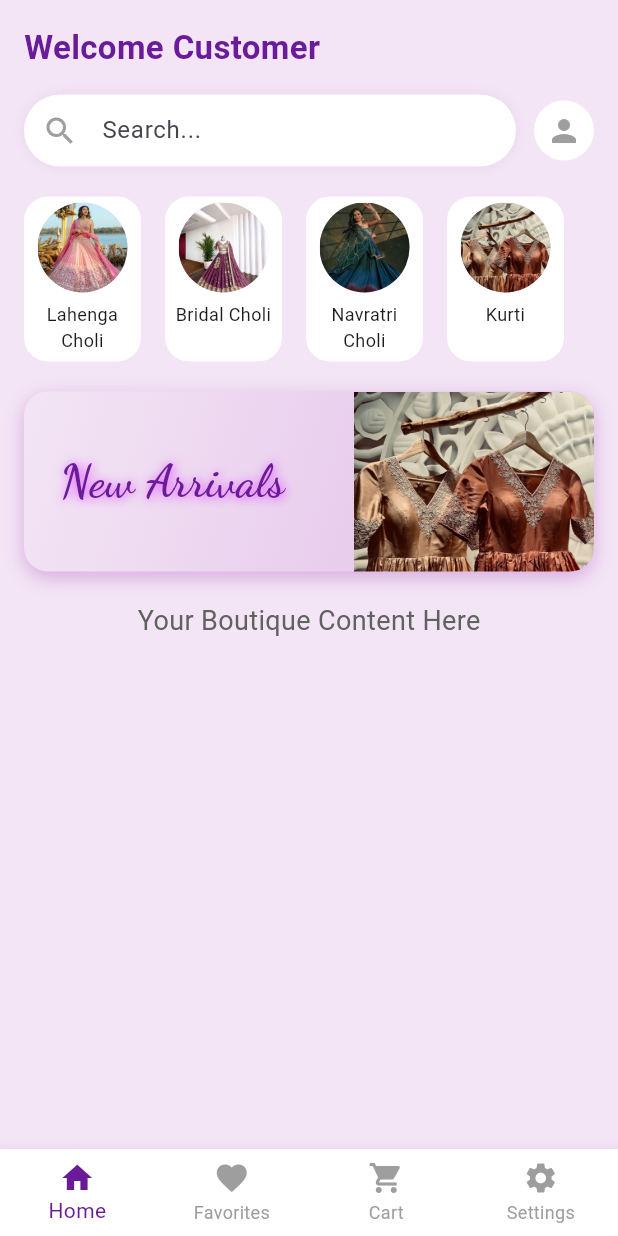
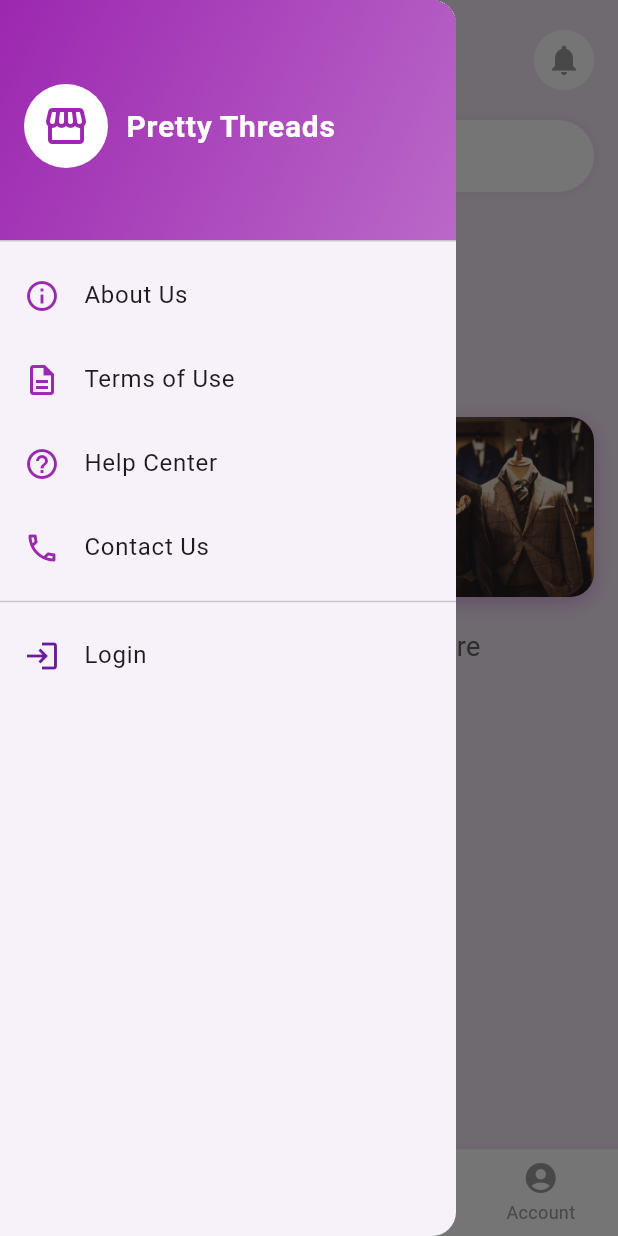
Before and after one commit to VishvaPatel-118/Pretty-Threads, a Flutter app: the HomePage screen opened directly, with the side drawer open (before the commit the screen has no drawer), on a phone screen of 412 x 824 dp. Run offline on Flutter 3.47's test engine with Material 3 defaults, Android fonts, the phone set to English and light mode, and no system bars; our stand-ins replace google_fonts.

Commit message:
menu item

```diff
--- /dev/null
+++ b/lib/pages/terms_of_use_page.dart
@@ -0,0 +1,49 @@
+import 'package:flutter/material.dart';
+
+class TermsOfUsePage extends StatelessWidget {
+  const TermsOfUsePage({super.key});
+
+  @override
+  Widget build(BuildContext context) {
+    return Scaffold(
+      appBar: AppBar(
+        title: const Text("Terms of Use"),
+        backgroundColor: Colors.purple.shade300,
+      ),
+      body: Padding(
+        padding: const EdgeInsets.all(16.0),
+        child: SingleChildScrollView(
+          child: Column(
+            crossAxisAlignment: CrossAxisAlignment.start,
+            children: const [
+              Text(
+                "Terms of Use",
+                style: TextStyle(
+                  fontSize: 22,
+                  fontWeight: FontWeight.bold,
+                  color: Colors.purple,
+                ),
+              ),
+              SizedBox(height: 12),
+              Text(
+                "Welcome to Pretty Threads! By accessing or using our app, you agree to be bound by the following terms and conditions:\n\n"
+
+                    "1. **Personal Use Only** – You agree to use this app for personal, non-commercial purposes only.\n\n"
+                    "2. **Product Information** – All products, images, and descriptions are for reference purposes. We make every effort to ensure accuracy but do not guarantee that descriptions or prices are error-free.\n\n"
+                    "3. **Pricing & Availability** – Prices and availability of items are subject to change without prior notice.\n\n"
+                    "4. **Orders & Payment** – All orders are subject to acceptance. Payment must be completed before dispatch unless opting for Cash on Delivery.\n\n"
+                    "5. **Return & Refund Policy** – Returns are accepted within 7 days of delivery if the product is unused and in its original condition. Refunds will be processed within 5-7 business days.\n\n"
+                    "6. **Account Security** – You are responsible for maintaining the confidentiality of your account credentials.\n\n"
+                    "7. **Prohibited Activities** – Misuse of the platform, fraudulent transactions, or any illegal activity will lead to account suspension or termination.\n\n"
+                    "8. **Changes to Terms** – We reserve the right to modify these terms at any time. Updates will be effective immediately upon posting in the app.\n\n"
+                    "9. **Contact Us** – For any queries related to these terms, reach out via our Help Center or Contact Us page.\n\n"
+                    "By continuing to use Pretty Threads, you acknowledge that you have read, understood, and agreed to these terms.",
+                style: TextStyle(fontSize: 16, height: 1.5),
+              ),
+            ],
+          ),
+        ),
+      ),
+    );
+  }
+}
--- /dev/null
+++ b/lib/user/home/drawer_menu.dart
@@ -0,0 +1,112 @@
+import 'package:flutter/material.dart';
+import 'package:pretty_threads/user/authentication/login_screen.dart';
+import 'package:pretty_threads/pages/about_us_page.dart';
+import 'package:pretty_threads/pages/terms_of_use_page.dart';
+import 'package:pretty_threads/pages/help_center_page.dart';
+import 'package:pretty_threads/pages/contact_us_page.dart';
+
+class DrawerMenu extends StatelessWidget {
+  const DrawerMenu({super.key});
+
+  @override
+  Widget build(BuildContext context) {
+    return Drawer(
+      child: ListView(
+        padding: EdgeInsets.zero,
+        children: [
+          // Compact Drawer Header
+          DrawerHeader(
+            decoration: const BoxDecoration(
+              gradient: LinearGradient(
+                colors: [Color(0xFF9C27B0), Color(0xFFBA68C8)],
+                begin: Alignment.topLeft,
+                end: Alignment.bottomRight,
+              ),
+            ),
+            child: Row(
+              children: const [
+                CircleAvatar(
+                  radius: 28,
+                  backgroundColor: Colors.white,
+                  child: Icon(Icons.storefront, size: 32, color: Color(0xFF9C27B0)),
+                ),
+                SizedBox(width: 12),
+                Text(
+                  'Pretty Threads',
+                  style: TextStyle(
+                    color: Colors.white,
+                    fontSize: 20,
+                    fontWeight: FontWeight.bold,
+                  ),
+                ),
+              ],
+            ),
+          ),
+
+          // About Us
+          ListTile(
+            leading: const Icon(Icons.info_outline, color: Color(0xFF9C27B0)),
+            title: const Text('About Us'),
+            onTap: () {
+              Navigator.push(
+                context,
+                MaterialPageRoute(builder: (context) => const AboutUsPage()),
+              );
+            },
+          ),
+
+          // Terms of Use
+          ListTile(
+            leading: const Icon(Icons.description_outlined, color: Color(0xFF9C27B0)),
+            title: const Text('Terms of Use'),
+            onTap: () {
+              Navigator.push(
+                context,
+                MaterialPageRoute(builder: (context) => const TermsOfUsePage()),
+              );
+            },
+          ),
+
+          // Help Center
+          ListTile(
+            leading: const Icon(Icons.help_outline, color: Color(0xFF9C27B0)),
+            title: const Text('Help Center'),
+            onTap: () {
+              Navigator.push(
+                context,
+                MaterialPageRoute(builder: (context) => const HelpCenterPage()),
+              );
+            },
+          ),
+
+          // Contact Us
+          ListTile(
+            leading: const Icon(Icons.phone_outlined, color: Color(0xFF9C27B0)),
+            title: const Text('Contact Us'),
+            onTap: () {
+              Navigator.push(
+                context,
+                MaterialPageRoute(builder: (context) => const ContactUsPage()),
+              );
+            },
+          ),
+
+          const Divider(),
+
+          // Login
+          ListTile(
+            leading: const Icon(Icons.login, color: Color(0xFF6A1B9A)),
+            title: const Text("Login"),
+            onTap: () {
+              Navigator.pop(context); // Close Drawer
+              Navigator.push(
+                context,
+                MaterialPageRoute(builder: (context) => const LoginScreen()),
+              );
+            },
+          ),
+        ],
+      ),
+    );
+  }
+}
--- a/lib/user/home/home_page.dart
+++ b/lib/user/home/home_page.dart
@@ -1,6 +1,7 @@
 import 'package:flutter/material.dart';
 import 'package:google_fonts/google_fonts.dart';
 import 'package:pretty_threads/user/authentication/login_screen.dart';
+import 'drawer_menu.dart'; // ✅ Make sure the path is correct
 
 class HomePage extends StatefulWidget {
   const HomePage({super.key});
@@ -15,56 +16,74 @@ class _HomePageState extends State<HomePage>
   int? _hoveredCategoryIndex;
   bool _isImageTapped = false;
 
+  // ✅ Category Data
   final List<Map<String, String>> categories = [
-    {
-      "name": "Lahenga Choli",
-      "image": "assets/images/Lahengacholi.jpeg"
-    },
-    {
-      "name": "Bridal Choli",
-      "image": "assets/images/bridalcholi.jpeg"
-    },
-    {
-      "name": "Navratri Choli",
-      "image": "assets/images/navratricholi.jpeg"
-    },
-    {
-      "name": "Kurti",
-      "image": "assets/images/kurti.jpeg"
-    },
+    {"name": "Men", "image": "assets/images/mensuits.webp"},
+    {"name": "Women", "image": "assets/images/kurti.jpeg"},
+    {"name": "Kids", "image": "assets/images/pinkgown.jpg"},
   ];
 
   void _onItemTapped(int index) {
+    if (index == 3) {
+      Navigator.push(
+        context,
+        MaterialPageRoute(builder: (context) => const LoginScreen()),
+      );
+    } else {
       setState(() {
         _selectedIndex = index;
       });
+    }
   }
 
   @override
   Widget build(BuildContext context) {
     return Scaffold(
       backgroundColor: const Color(0xFFF3E5F5),
+
+      drawer: const DrawerMenu(),
+
       body: SafeArea(
         child: SingleChildScrollView(
           padding: const EdgeInsets.all(16.0),
           child: Column(
             crossAxisAlignment: CrossAxisAlignment.start,
             children: [
+              // ✅ Top Row
+              Row(
+                mainAxisAlignment: MainAxisAlignment.spaceBetween,
+                children: [
+                  Builder(
+                    builder: (context) => IconButton(
+                      icon: const Icon(Icons.menu, color: Color(0xFF6A1B9A)),
+                      onPressed: () {
+                        Scaffold.of(context).openDrawer();
+                      },
+                    ),
+                  ),
                   const Text(
                     "Welcome Customer",
                     style: TextStyle(
-                  fontSize: 22,
+                      fontSize: 18,
                       fontWeight: FontWeight.bold,
                       color: Color(0xFF6A1B9A),
                     ),
                   ),
+                  Container(
+                    decoration: const BoxDecoration(
+                      color: Colors.white,
+                      shape: BoxShape.circle,
+                    ),
+                    padding: const EdgeInsets.all(8),
+                    child: const Icon(Icons.notifications, color: Colors.grey),
+                  ),
+                ],
+              ),
+
               const SizedBox(height: 16),
 
-              // Search bar
-              Row(
-                children: [
-                  Expanded(
-                    child: Container(
+              // ✅ Search Bar
+              Container(
                 decoration: BoxDecoration(
                   color: Colors.white,
                   borderRadius: BorderRadius.circular(30),
@@ -84,32 +103,10 @@ class _HomePageState extends State<HomePage>
                   ),
                 ),
               ),
-                  ),
-                  const SizedBox(width: 12),
-                  GestureDetector(
-                    onTap: () {
-                      Navigator.push(
-                        context,
-                        MaterialPageRoute(
-                          builder: (context) => const LoginScreen(), // apka login page
-                        ),
-                      );
-                    },
-                    child: Container(
-                      decoration: const BoxDecoration(
-                        color: Colors.white,
-                        shape: BoxShape.circle,
-                      ),
-                      padding: const EdgeInsets.all(8),
-                      child: const Icon(Icons.person, color: Colors.grey),
-                    ),
-                  ),
 
-                ],
-              ),
               const SizedBox(height: 20),
 
-              // Premium Categories
+              // ✅ Categories Row
               SizedBox(
                 height: 110,
                 child: ListView.builder(
@@ -152,8 +149,9 @@ class _HomePageState extends State<HomePage>
                               duration: const Duration(milliseconds: 200),
                               child: CircleAvatar(
                                 radius: 30,
-                                backgroundImage:
-                                AssetImage(categories[index]["image"]!),
+                                backgroundImage: AssetImage(
+                                  categories[index]["image"]!,
+                                ),
                               ),
                             ),
                             const SizedBox(height: 6),
@@ -174,9 +172,10 @@ class _HomePageState extends State<HomePage>
                   },
                 ),
               ),
+
               const SizedBox(height: 20),
 
-              // New Arrivals with zoom animation
+              // ✅ New Arrivals Section
               GestureDetector(
                 onTapDown: (_) {
                   setState(() {
@@ -213,15 +212,16 @@ class _HomePageState extends State<HomePage>
                     children: [
                       Expanded(
                         child: Padding(
-                          padding: const EdgeInsets.symmetric(horizontal: 16),
+                          padding:
+                          const EdgeInsets.symmetric(horizontal: 16),
                           child: Text(
-                            " New Arrivals ",
+                            "New Arrivals",
                             style: GoogleFonts.dancingScript(
                               fontSize: 30,
                               fontWeight: FontWeight.bold,
                               color: const Color(0xFF6A1B9A),
-                              shadows: [
-                                const Shadow(
+                              shadows: const [
+                                Shadow(
                                   blurRadius: 8,
                                   color: Colors.purpleAccent,
                                   offset: Offset(1, 1),
@@ -240,7 +240,7 @@ class _HomePageState extends State<HomePage>
                           scale: _isImageTapped ? 1.1 : 1.0,
                           duration: const Duration(milliseconds: 150),
                           child: Image.asset(
-                            categories[3]["image"]!,
+                            categories[0]["image"]!,
                             width: 160,
                             height: 120,
                             fit: BoxFit.cover,
@@ -251,6 +251,7 @@ class _HomePageState extends State<HomePage>
                   ),
                 ),
               ),
+
               const SizedBox(height: 20),
 
               Center(
@@ -267,6 +268,7 @@ class _HomePageState extends State<HomePage>
         ),
       ),
 
+      // ✅ Bottom Navigation Bar
       bottomNavigationBar: BottomNavigationBar(
         type: BottomNavigationBarType.fixed,
         backgroundColor: Colors.white,
@@ -288,8 +290,8 @@ class _HomePageState extends State<HomePage>
             label: "Cart",
           ),
           BottomNavigationBarItem(
-            icon: Icon(Icons.settings),
-            label: "Settings",
+            icon: Icon(Icons.account_circle),
+            label: "Account",
           ),
         ],
       ),
--- a/pubspec.yaml
+++ b/pubspec.yaml
@@ -71,6 +71,8 @@ flutter:
     - assets/images/bridalcholi.jpeg
     - assets/images/navratricholi.jpeg
     - assets/images/kurti.jpeg
+    - assets/images/mensuits.webp
+    - assets/images/pinkgown.jpg
   # To add assets to your application, add an assets section, like this:
   # assets:
   #   - images/a_dot_burr.jpeg
```
Also changed, not shown: lib/pages/about_us_page.dart (added, +44 -0 lines), lib/pages/contact_us_page.dart (added, +26 -0 lines), lib/pages/help_center_page.dart (added, +41 -0 lines), assets/images/mensuits.webp (added), assets/images/pinkgown.jpg (added). Lines whose indentation alone changed are shown as unchanged.
